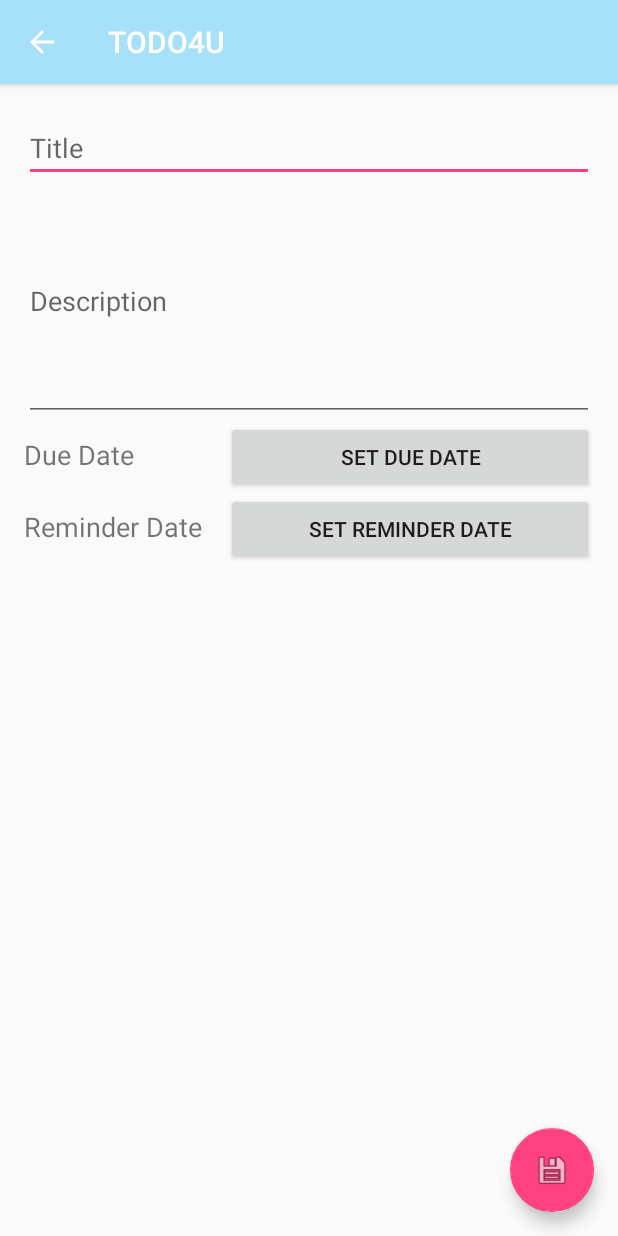
After one commit to jguertl/SWWM, an Android app: the TaskAddActivity screen opened directly, with no data from a screen before it, on a phone screen of 412 x 824 dp. The commit adds this screen. Run offline under Robolectric (Android 15) with nearby library versions, the phone set to English and light mode, and no system bars.

Commit message:
[JG,GO] Add Task: view and test case

```diff
--- a/app/src/main/AndroidManifest.xml
+++ b/app/src/main/AndroidManifest.xml
@@ -26,6 +26,10 @@
         <activity
             android:name=".CategoryAddPopup"
             android:theme="@style/Theme.AppCompat.Dialog" />
+        <activity
+            android:name=".TaskAddActivity"
+            android:theme="@style/AppTheme.NoActionBar" />
+
     </application>
 
 </manifest>
--- /dev/null
+++ b/app/src/main/java/at/sw2017/todo4u/TaskAddActivity.java
@@ -0,0 +1,38 @@
+package at.sw2017.todo4u;
+
+import android.os.Bundle;
+import android.support.v7.app.AppCompatActivity;
+import android.support.v7.widget.Toolbar;
+import android.view.MenuItem;
+import android.view.View;
+
+public class TaskAddActivity extends AppCompatActivity {
+
+    @Override
+    protected void onCreate(Bundle savedInstanceState) {
+        super.onCreate(savedInstanceState);
+        setContentView(R.layout.activity_task_add);
+        Toolbar toolbar = (Toolbar) findViewById(R.id.task_add_toolbar);
+        setSupportActionBar(toolbar);
+        if (getSupportActionBar() != null) {
+            getSupportActionBar().setDisplayHomeAsUpEnabled(true);
+        }
+    }
+
+    @Override
+    public boolean onOptionsItemSelected(MenuItem item) {
+        int id = item.getItemId();
+        if (id == android.R.id.home) {
+            finish();
+            return true;
+        }
+        return super.onOptionsItemSelected(item);
+    }
+
+    public void onDueDateSelect(View view) {
+    }
+
+    public void onReminderDateSelect(View view) {
+    }
+
+}
--- /dev/null
+++ b/app/src/main/res/layout/activity_task_add.xml
@@ -0,0 +1,104 @@
+<?xml version="1.0" encoding="utf-8"?>
+<android.support.design.widget.CoordinatorLayout xmlns:android="http://schemas.android.com/apk/res/android"
+    xmlns:app="http://schemas.android.com/apk/res-auto"
+    xmlns:tools="http://schemas.android.com/tools"
+    android:layout_width="match_parent"
+    android:layout_height="match_parent"
+    tools:context=".TaskAddActivity">
+
+    <android.support.design.widget.AppBarLayout
+        android:layout_width="match_parent"
+        android:layout_height="wrap_content"
+        android:theme="@style/AppTheme.AppBarOverlay">
+
+        <android.support.v7.widget.Toolbar
+            android:id="@+id/task_add_toolbar"
+            android:layout_width="match_parent"
+            android:layout_height="?attr/actionBarSize"
+            android:background="?attr/colorPrimary"
+            app:popupTheme="@style/AppTheme.PopupOverlay" />
+
+    </android.support.design.widget.AppBarLayout>
+
+    <android.support.design.widget.FloatingActionButton
+        android:id="@+id/task_add_btSave"
+        android:layout_width="wrap_content"
+        android:layout_height="wrap_content"
+        android:layout_gravity="bottom|end"
+        android:layout_margin="@dimen/fab_margin"
+        app:srcCompat="@android:drawable/ic_menu_save" />
+
+    <LinearLayout
+        android:layout_width="match_parent"
+        android:layout_height="match_parent"
+        android:orientation="vertical"
+        android:paddingTop="60dp"
+        android:weightSum="1"
+        android:layout_margin="@dimen/activity_horizontal_margin">
+
+        <EditText
+            android:id="@+id/task_add_tfTitle"
+            android:layout_width="match_parent"
+            android:layout_height="wrap_content"
+            android:ems="10"
+            android:hint="@string/task_attr_title"
+            android:inputType="textPersonName" />
+
+        <EditText
+            android:id="@+id/task_add_tfDescription"
+            android:layout_width="match_parent"
+            android:layout_height="0dp"
+            android:layout_weight="0.27"
+            android:ems="10"
+            android:hint="@string/task_attr_description"
+            android:inputType="textMultiLine"
+            android:selectAllOnFocus="false"
+            android:singleLine="false" />
+
+        <GridLayout
+            android:layout_width="match_parent"
+            android:layout_height="wrap_content">
+
+            <TextView
+                android:id="@+id/task_add_lbDueDate"
+                android:layout_width="wrap_content"
+                android:layout_height="wrap_content"
+                android:layout_column="0"
+                android:layout_gravity="start"
+                android:layout_marginEnd="16dp"
+                android:layout_row="0"
+                android:text="@string/task_attr_dueDate"
+                android:textSize="18sp" />
+
+            <Button
+                android:id="@+id/task_add_btDueDate"
+                android:layout_width="wrap_content"
+                android:layout_height="wrap_content"
+                android:layout_gravity="fill_horizontal|start"
+                android:text="@string/task_add_setDueDate"
+                android:onClick="onDueDateSelect"/>
+
+            <TextView
+                android:id="@+id/task_add_lbReminderDate"
+                android:layout_width="wrap_content"
+                android:layout_height="wrap_content"
+                android:layout_column="0"
+                android:layout_gravity="start"
+                android:layout_marginEnd="16dp"
+                android:layout_row="1"
+                android:text="@string/task_attr_reminderDate"
+                android:textSize="18sp" />
+
+            <Button
+                android:id="@+id/task_add_btReminderDate"
+                android:layout_width="wrap_content"
+                android:layout_height="wrap_content"
+                android:layout_gravity="fill_horizontal|start"
+                android:text="@string/task_add_setReminderDate"
+                android:onClick="onReminderDateSelect"/>
+
+        </GridLayout>
+
+    </LinearLayout>
+
+</android.support.design.widget.CoordinatorLayout>
--- a/app/src/main/res/values/strings.xml
+++ b/app/src/main/res/values/strings.xml
@@ -14,4 +14,14 @@
     <string name="task_list_title">Tasks: %1$s</string>
     <string name="task_list_search">Search</string>
     <string name="task_list_add">Add</string>
+
+    <string name="task_add_title">New Task</string>
+    <string name="task_add_error_required_fields">Please fill out all required fields.</string>
+    <string name="task_add_setDueDate">Set Due Date</string>
+    <string name="task_add_setReminderDate">Set Reminder Date</string>
+
+    <string name="task_attr_title">Title</string>
+    <string name="task_attr_description">Description</string>
+    <string name="task_attr_dueDate">Due Date</string>
+    <string name="task_attr_reminderDate">Reminder Date</string>
 </resources>
```
Also changed, not shown: app/build.gradle (+7 -0 lines), 1 other file.
